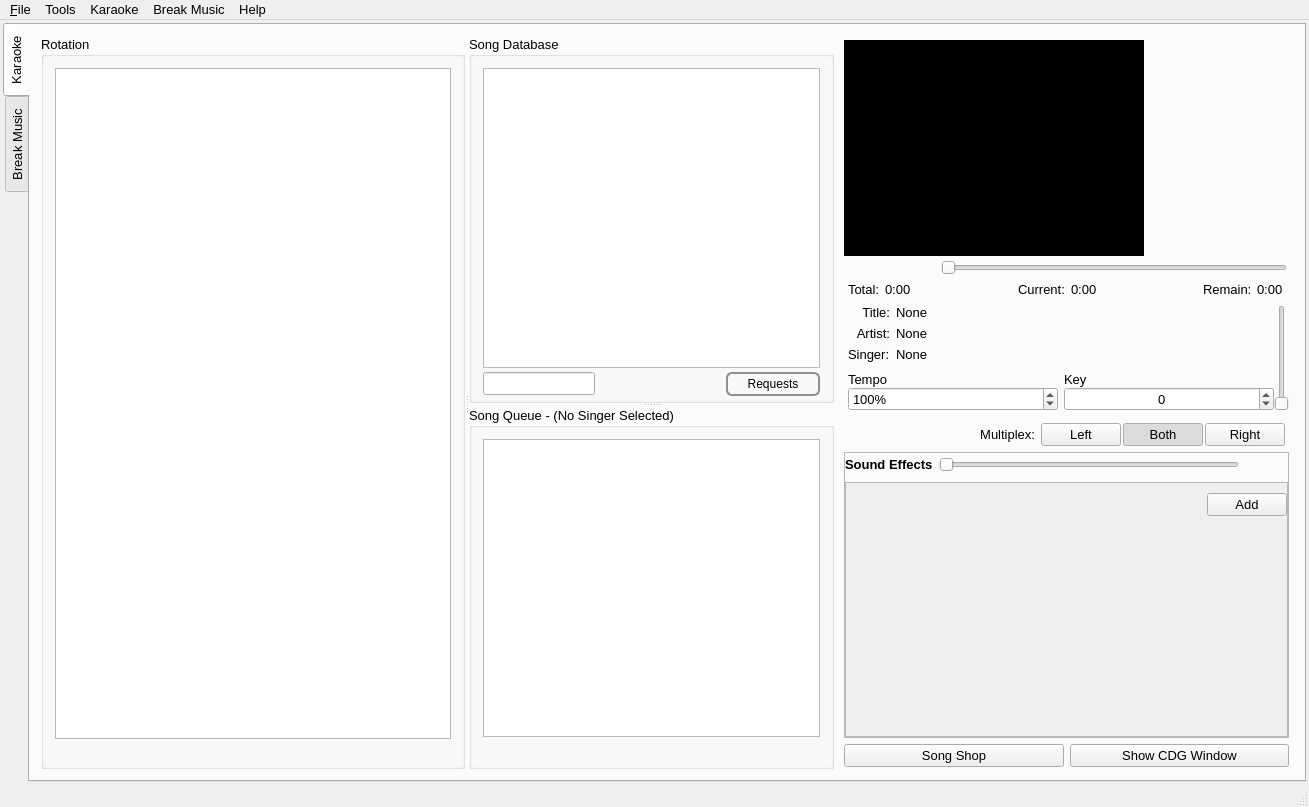
This is OpenKJ/mainwindow.ui in OpenKJ/OpenKJ as Qt 5 draws it before an edit. The edited form follows.
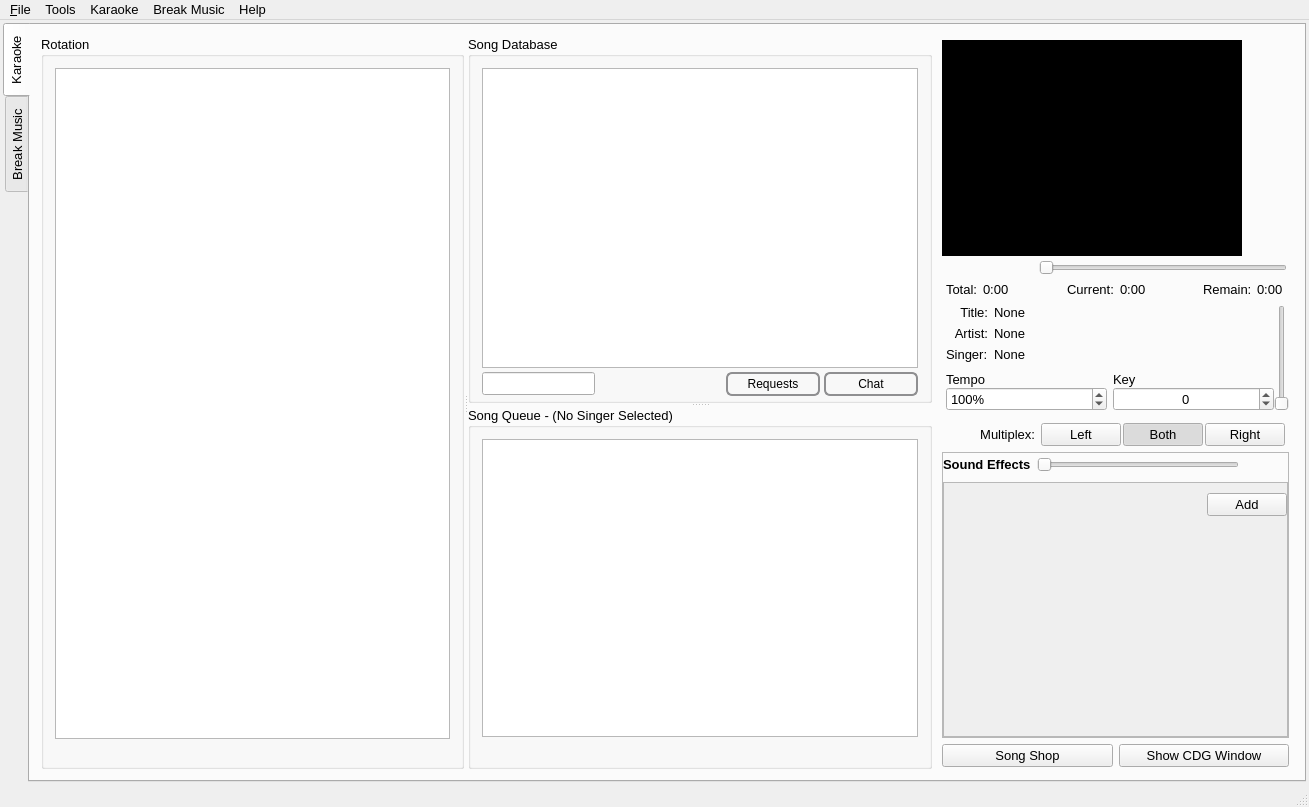
This is the edited form. Icons and pictures are not drawn. Custom widgets are drawn as their Qt base class.

Commit message: Initial integration with Songbook Chat

Diff of the .ui file:
```diff
--- a/OpenKJ/mainwindow.ui
+++ b/OpenKJ/mainwindow.ui
@@ -570,6 +570,39 @@
                     </property>
                    </widget>
                   </item>
+                  <item>
+                   <widget class="QPushButton" name="pushButtonChat">
+                    <property name="styleSheet">
+                     <string notr="true">QPushButton {
+    border: 2px solid #8f8f91;
+    border-radius: 6px;
+    background-color: qlineargradient(x1: 0, y1: 0, x2: 0, y2: 1,
+                                      stop: 0 #f6f7fa, stop: 1 #dadbde);
+    min-width: 80px;
+    padding-left: 5px;
+    padding-right: 5px;
+    padding-top: 3px;
+    padding-bottom: 3px;
+}
+
+QPushButton:pressed {
+    background-color: qlineargradient(x1: 0, y1: 0, x2: 0, y2: 1,
+                                      stop: 0 #dadbde, stop: 1 #f6f7fa);
+}
+
+QPushButton:flat {
+    border: none; /* no border for a flat push button */
+}
+
+QPushButton:default {
+    border-color: navy; /* make the default button prominent */
+}</string>
+                    </property>
+                    <property name="text">
+                     <string>Chat</string>
+                    </property>
+                   </widget>
+                  </item>
                  </layout>
                 </item>
                </layout>
@@ -1152,6 +1185,15 @@
                      </color>
                     </brush>
                    </colorrole>
+                   <colorrole role="PlaceholderText">
+                    <brush brushstyle="NoBrush">
+                     <color alpha="128">
+                      <red>0</red>
+                      <green>0</green>
+                      <blue>0</blue>
+                     </color>
+                    </brush>
+                   </colorrole>
                   </active>
                   <inactive>
                    <colorrole role="WindowText">
@@ -1325,6 +1367,15 @@
                      </color>
                     </brush>
                    </colorrole>
+                   <colorrole role="PlaceholderText">
+                    <brush brushstyle="NoBrush">
+                     <color alpha="128">
+                      <red>0</red>
+                      <green>0</green>
+                      <blue>0</blue>
+                     </color>
+                    </brush>
+                   </colorrole>
                   </inactive>
                   <disabled>
                    <colorrole role="WindowText">
@@ -1498,6 +1549,15 @@
                      </color>
                     </brush>
                    </colorrole>
+                   <colorrole role="PlaceholderText">
+                    <brush brushstyle="NoBrush">
+                     <color alpha="128">
+                      <red>0</red>
+                      <green>0</green>
+                      <blue>0</blue>
+                     </color>
+                    </brush>
+                   </colorrole>
                   </disabled>
                  </palette>
                 </property>
@@ -2180,7 +2240,7 @@
                   <rect>
                    <x>0</x>
                    <y>0</y>
-                   <width>408</width>
+                   <width>310</width>
                    <height>154</height>
                   </rect>
                  </property>
```
The commit also changes 18 other files.
